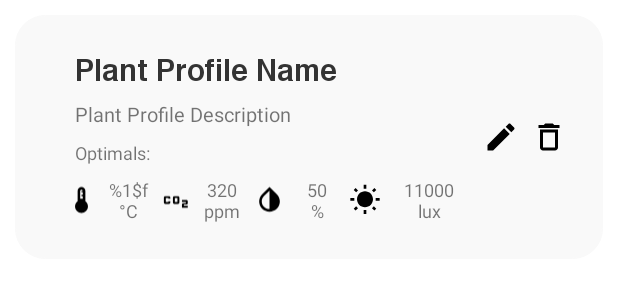
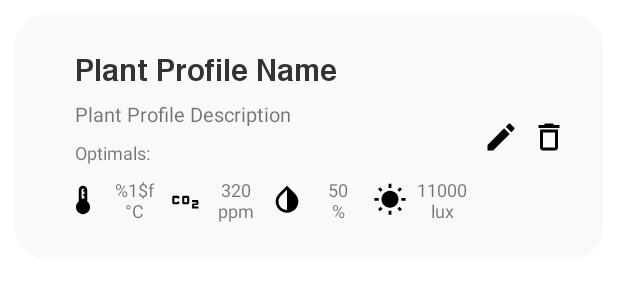
Before and after one commit to Remote-Greenhouse-Monitoring-System/Android, an Android app: the layout plant_profile_list_item.xml on its own in the app's theme, with its tools: preview values and no code run, on a phone screen of 412 x 824 dp. Shown: the top 300 px of the screen. Run offline under Robolectric (Android 15) with nearby library versions, the phone set to English and light mode, and no system bars.

Commit message:
Everything smooth as butter

```diff
--- a/app/src/main/res/layout/plant_profile_list_item.xml
+++ b/app/src/main/res/layout/plant_profile_list_item.xml
@@ -122,13 +122,13 @@
                 <TextView
                     android:id="@+id/plantProfileOptimalLight"
                     android:layout_width="0dp"
-                    android:layout_weight="3"
                     android:layout_height="wrap_content"
+                    android:layout_gravity="center"
+                    android:layout_weight="2"
                     android:padding="4dp"
                     android:text="11000\nlux"
-                    android:textSize="12sp"
                     android:textAlignment="center"
-                    android:layout_gravity="center"/>
+                    android:textSize="12sp" />
 
             </LinearLayout>
 
```
Also changed, not shown: app/src/main/java/com/github/group2/android_sep4/view/adapter/PlantProfileAdapter.java (+16 -9 lines).
